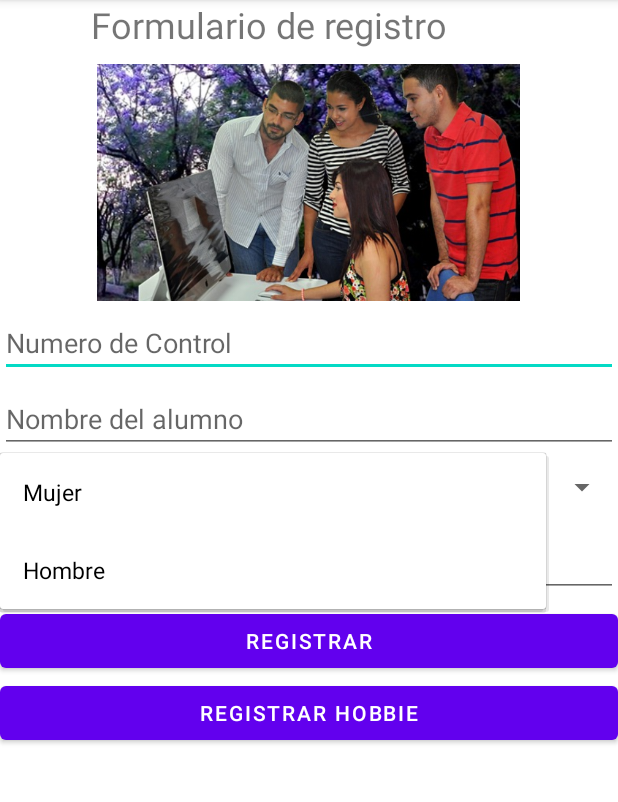
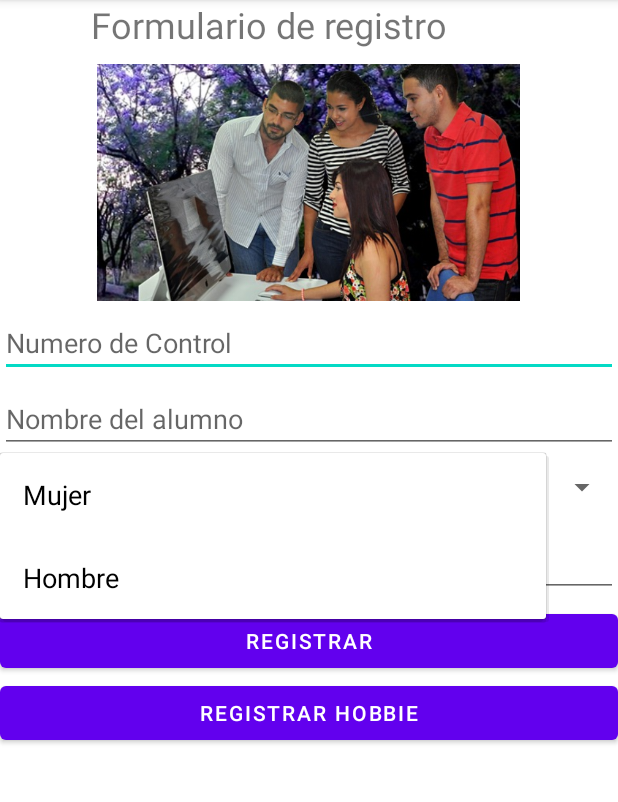
Before and after one commit to wineloy/hobbiesITJ, an Android app: the RegistrarAlumnos screen opened directly, with no data from a screen before it, after a tap on "Mujer", on a phone screen of 412 x 824 dp, the part 84-886 px from its top. Run offline under Robolectric (Android 15) with nearby library versions, the light colour scheme and no system bars.

Commit message:
se modifico el estilo del spinner

```diff
--- a/app/src/main/res/layout/color_spinner.xml
+++ b/app/src/main/res/layout/color_spinner.xml
@@ -5,7 +5,7 @@
     android:text="Spinner"
     android:padding="10dp"
     android:layout_margin="0dp"
-    android:textSize="15dp"
+    android:textSize="18dp"
     android:textColor="@color/cardview_dark_background">
 
 
--- a/app/src/main/res/layout/spinner_lista.xml
+++ b/app/src/main/res/layout/spinner_lista.xml
@@ -5,7 +5,7 @@
     android:text="Spinner"
     android:padding="15dp"
     android:layout_margin="0dp"
-    android:textSize="15dp"
+    android:textSize="18dp"
     android:textColor="@color/black">
 
 </TextView>
```
